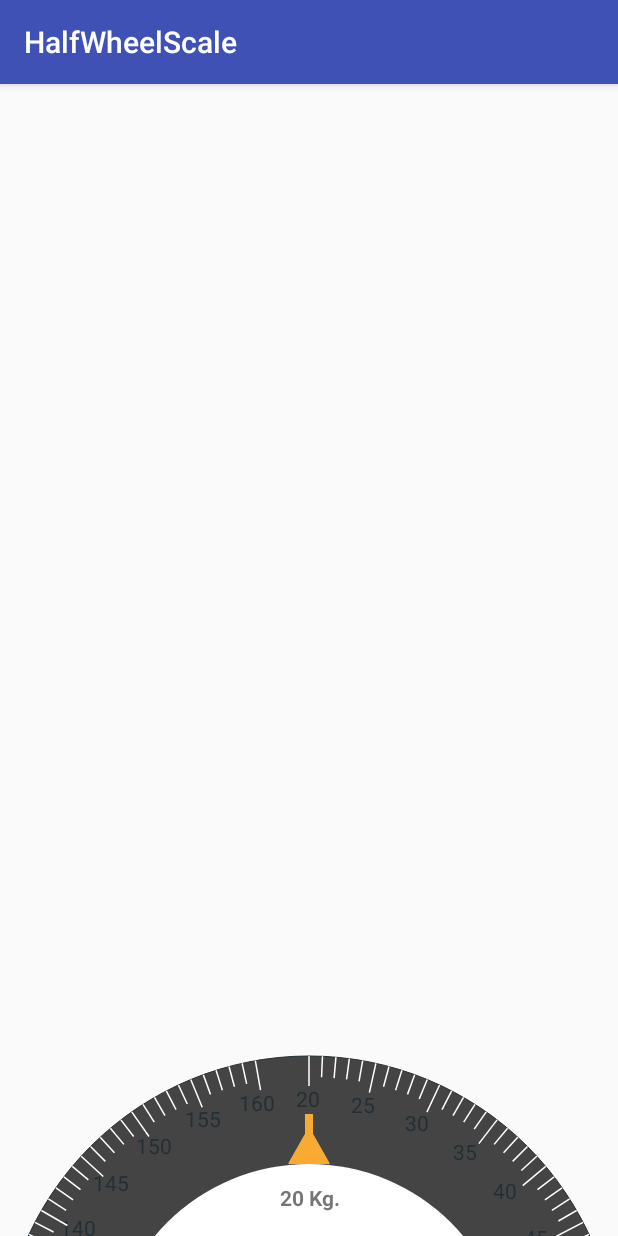
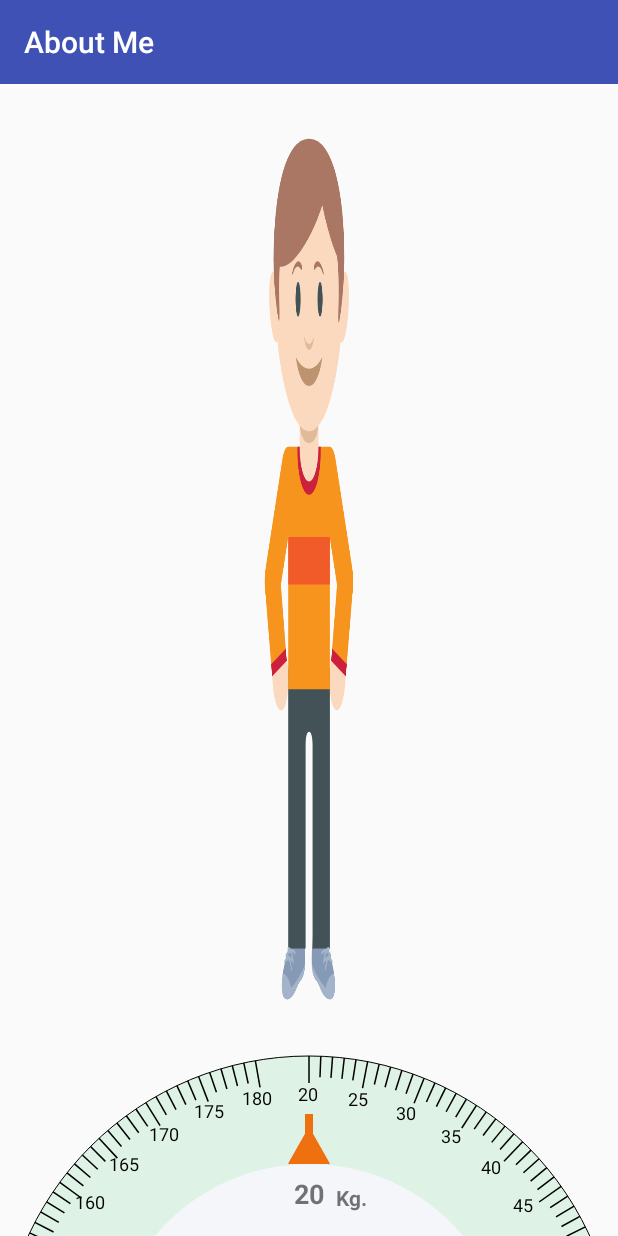
Before and after one commit to Jirayu4R7/Android-HalfWheelScale, an Android app: the screen it shows after launch (MainActivity), on a phone screen of 412 x 824 dp. Run offline under Robolectric (Android 15) with nearby library versions, the phone set to English and light mode, and no system bars.

Commit message:
Update simple app

```diff
--- a/simple/src/main/java/com/jirayu4r7/halfwheelscale/MainActivity.kt
+++ b/simple/src/main/java/com/jirayu4r7/halfwheelscale/MainActivity.kt
@@ -1,7 +1,9 @@
 package com.jirayu4r7.halfwheelscale
 
+import android.content.Context
+import android.os.Bundle
 import android.support.v7.app.AppCompatActivity
-import android.os.Bundle
+import android.util.TypedValue
 import com.jirayu4r7.half_wheel_scale.HalfWheelScaleView
 import kotlinx.android.synthetic.main.activity_main.*
 
@@ -10,10 +12,19 @@ class MainActivity : AppCompatActivity() {
     override fun onCreate(savedInstanceState: Bundle?) {
         super.onCreate(savedInstanceState)
         setContentView(R.layout.activity_main)
-        half_wheel_scale.setOnHalfWheelValueChangeListener(object : HalfWheelScaleView.OnHalfWheelValueChangeListener{
+        val halfWheelScaleView = findViewById<HalfWheelScaleView>(R.id.half_wheel_scale)
+
+        halfWheelScaleView.setOnHalfWheelValueChangeListener(object : HalfWheelScaleView.OnHalfWheelValueChangeListener {
             override fun onHalfWheelValueChanged(value: Int, maxValue: Int) {
-             text_view_value.text = "$value Kg."
+                text_view_value.text = "$value"
+                image_view.layoutParams.width = dpToPx(3 * value).toInt()
             }
         })
     }
+
+    fun dpToPx(dp: Int) = TypedValue.applyDimension(
+            TypedValue.COMPLEX_UNIT_DIP,
+            dp.toFloat(),
+            resources.displayMetrics
+    )
 }
--- /dev/null
+++ b/simple/src/main/res/drawable/image_man.xml
@@ -0,0 +1,148 @@
+<vector xmlns:android="http://schemas.android.com/apk/res/android"
+    android:width="300dp"
+    android:height="852dp"
+    android:viewportWidth="300"
+    android:viewportHeight="852">
+  <path
+      android:pathData="M150.173,6.601c-176.915,0 -134.289,254.556 0,254.556C284.464,261.156 327.086,6.601 150.173,6.601z"
+      android:fillColor="#AA7764"
+      android:fillType="evenOdd"/>
+  <path
+      android:pathData="M93.704,782.901c-12.344,19.958 -28.788,31.438 -32.896,45.835c-6.658,23.331 15.858,22.188 29.77,18.555c14.567,-3.803 21.527,-13.229 29.523,-15.731c19.619,-6.146 20.123,-18.745 12.187,-48.658C124.35,752.989 103.64,764.228 93.704,782.901z"
+      android:fillColor="#869AB5"
+      android:fillType="evenOdd"/>
+  <path
+      android:pathData="M202.403,782.901c12.346,19.958 28.791,31.438 32.895,45.835c7.145,25.026 -19.814,22.265 -33.509,17.404c-12.084,-4.288 -18.503,-12.303 -25.781,-14.581c-19.619,-6.146 -20.124,-18.745 -12.185,-48.658C171.76,752.989 192.47,764.228 202.403,782.901z"
+      android:fillColor="#869AB5"
+      android:fillType="evenOdd"/>
+  <path
+      android:pathData="M231.14,518.68L231.14,518.68c-2.677,-2.373 -6.651,-1.943 -8.84,0.961l-9.648,12.81c-2.185,2.903 -1.783,7.22 0.889,9.592l0.002,0.002c2.675,2.37 6.651,1.94 8.839,-0.964l9.645,-12.807C234.21,525.367 233.817,521.054 231.14,518.68z"
+      android:fillColor="#FBD9BE"
+      android:fillType="evenOdd"/>
+  <path
+      android:pathData="M67.75,518.021l0.001,-0.002c2.542,-2.536 6.534,-2.355 8.874,0.403l10.315,12.178c2.339,2.76 2.172,7.095 -0.371,9.634l0,0c-2.542,2.538 -6.535,2.358 -8.874,-0.403l-10.316,-12.178C65.041,524.891 65.207,520.56 67.75,518.021z"
+      android:fillColor="#FBD9BE"
+      android:fillType="evenOdd"/>
+  <path
+      android:pathData="M80.754,525.137H219.59v274.439h-57.666V600.279c0,-17.104 -23.501,-17.207 -23.501,0v199.297H80.754V525.137z"
+      android:fillColor="#435257"
+      android:fillType="evenOdd"/>
+  <path
+      android:pathData="M80.754,308.13h138.835v237.622h-138.835z"
+      android:fillColor="#F7941E"
+      android:fillType="evenOdd"/>
+  <path
+      android:pathData="M111.587,308.13h77.171v5.262c0,23.036 -17.363,41.887 -38.585,41.887l0,0c-21.221,0 -38.586,-18.852 -38.586,-41.887V308.13z"
+      android:fillColor="#CC203C"
+      android:fillType="evenOdd"/>
+  <path
+      android:pathData="M150.173,196.116L150.173,196.116c17.242,0 31.351,15.316 31.351,34.037v77.978c0,18.719 -14.108,34.036 -31.351,34.036l0,0c-17.243,0 -31.353,-15.316 -31.353,-34.036v-77.978C118.82,211.433 132.93,196.116 150.173,196.116z"
+      android:fillColor="#FBD9BE"
+      android:fillType="evenOdd"/>
+  <path
+      android:pathData="M181.523,282.754L181.523,282.754c0,29.232 -62.704,29.232 -62.704,0l0,0C118.82,253.523 181.523,253.523 181.523,282.754z"
+      android:fillColor="#E0BA9B"
+      android:fillType="evenOdd"/>
+  <path
+      android:pathData="M150.173,14.7c-176.663,0 -134.098,278.35 0,278.35C284.27,293.049 326.838,14.7 150.173,14.7z"
+      android:fillColor="#FBD9BE"
+      android:fillType="evenOdd"/>
+  <path
+      android:pathData="M193.895,348.812l55.056,105.31c7.017,13.415 22.865,18.162 35.224,10.548l0,0c12.356,-7.612 16.729,-24.814 9.717,-38.229l-55.06,-105.312C222.839,290.532 178.728,319.796 193.895,348.812z"
+      android:fillColor="#F7941E"
+      android:fillType="evenOdd"/>
+  <path
+      android:pathData="M221.519,526.649l2.409,-8.78l48.611,15.221l-2.414,8.783C259.509,580.687 209.182,571.531 221.519,526.649z"
+      android:fillColor="#FBD9BE"
+      android:fillType="evenOdd"/>
+  <path
+      android:pathData="M223.928,517.869l22.05,-84.303c3.879,-14.837 18.523,-23.271 32.14,-18.859l0,0c13.62,4.41 21.436,20.113 17.373,34.892l-22.951,83.491L223.928,517.869z"
+      android:fillColor="#F7941E"
+      android:fillType="evenOdd"/>
+  <path
+      android:pathData="M105.733,348.812l-55.058,105.31c-7.011,13.415 -22.86,18.162 -35.219,10.548l0,0c-12.359,-7.612 -16.731,-24.814 -9.716,-38.229l55.057,-105.312C76.792,290.532 120.902,319.796 105.733,348.812z"
+      android:fillColor="#F7941E"
+      android:fillType="evenOdd"/>
+  <path
+      android:pathData="M78.113,526.649l-2.412,-8.78L27.09,533.09l2.413,8.783C40.12,580.687 90.448,571.531 78.113,526.649z"
+      android:fillColor="#FBD9BE"
+      android:fillType="evenOdd"/>
+  <path
+      android:pathData="M75.701,517.869l-22.046,-84.303c-3.879,-14.837 -18.528,-23.271 -32.144,-18.859l0,0c-13.617,4.41 -21.435,20.113 -17.372,34.892L27.09,533.09L75.701,517.869z"
+      android:fillColor="#F7941E"
+      android:fillType="evenOdd"/>
+  <path
+      android:pathData="M27.436,137.262c8.923,-2.474 19.762,10.851 24.21,29.762c4.448,18.909 0.82,36.242 -8.1,38.715c-8.923,2.473 -19.761,-10.852 -24.209,-29.76C14.888,157.071 18.513,139.734 27.436,137.262z"
+      android:fillColor="#FBD9BE"
+      android:fillType="evenOdd"/>
+  <path
+      android:pathData="M273.005,137.262c-8.922,-2.474 -19.764,10.851 -24.211,29.762c-4.444,18.909 -0.821,36.242 8.103,38.715c8.923,2.473 19.762,-10.852 24.21,-29.76C285.551,157.071 281.926,139.734 273.005,137.262z"
+      android:fillColor="#FBD9BE"
+      android:fillType="evenOdd"/>
+  <path
+      android:pathData="M186.824,180.723c4.687,0 8.508,-7.604 8.508,-16.925c0,-9.324 -3.821,-16.928 -8.508,-16.928c-4.688,0 -8.507,7.604 -8.507,16.928C178.317,173.118 182.137,180.723 186.824,180.723z"
+      android:fillColor="#435257"
+      android:fillType="evenOdd"/>
+  <path
+      android:pathData="M113.522,180.723c4.686,0 8.508,-7.604 8.508,-16.925c0,-9.324 -3.822,-16.928 -8.508,-16.928s-8.507,7.604 -8.507,16.928C105.015,173.118 108.836,180.723 113.522,180.723z"
+      android:fillColor="#435257"
+      android:fillType="evenOdd"/>
+  <path
+      android:pathData="M220.257,34.995C204.826,87.025 78.491,150.699 32.174,126.711C28.619,3.69 178.159,-16.474 220.257,34.995z"
+      android:fillColor="#AA7764"
+      android:fillType="evenOdd"/>
+  <path
+      android:pathData="M170.104,19.733c9.165,48.563 68,108.671 95.979,112.014C270.951,60.617 211.866,5.505 170.104,19.733z"
+      android:fillColor="#AA7764"
+      android:fillType="evenOdd"/>
+  <path
+      android:pathData="M57.167,118.432c-7.665,17.487 -7.923,31.456 -5.983,51.821c1.939,20.367 -2,17.986 -8.736,2.018c-6.736,-15.968 -11.533,-32.061 -10.024,-50.08C33.933,104.17 70.749,81.573 57.167,118.432z"
+      android:fillColor="#AA7764"
+      android:fillType="evenOdd"/>
+  <path
+      android:pathData="M242.623,118.432c7.041,20.194 7.299,34.844 5.358,55.208c-1.939,20.366 2.625,14.6 9.358,-1.369c6.741,-15.968 10.284,-31.986 10.023,-50.08C267.092,103.499 229.041,81.573 242.623,118.432z"
+      android:fillColor="#AA7764"
+      android:fillType="evenOdd"/>
+  <path
+      android:pathData="M194.433,220.467c-16.986,37.81 -71.533,37.81 -88.521,0C131.421,235.754 168.921,235.754 194.433,220.467z"
+      android:fillColor="#BE9470"
+      android:fillType="evenOdd"/>
+  <path
+      android:pathData="M167.384,199.865c-6.608,18.282 -27.815,17.959 -34.42,0C142.634,209.853 157.187,210.316 167.384,199.865z"
+      android:fillColor="#E0BA9B"
+      android:fillType="evenOdd"/>
+  <path
+      android:pathData="M124.245,129.588c-8.174,-6.298 -21.844,-1.926 -28.716,6.366c-3.447,4.157 -0.47,4.477 1.863,2.116c7.534,-7.621 17.141,-7.856 25.188,-3.753C126.846,136.493 128.789,133.087 124.245,129.588z"
+      android:fillColor="#AA7764"
+      android:fillType="evenOdd"/>
+  <path
+      android:pathData="M168.569,129.588c8.176,-6.298 21.843,-1.926 28.717,6.366c3.443,4.157 0.469,4.479 -1.862,2.116c-7.535,-7.618 -17.143,-7.856 -25.188,-3.753C165.968,136.493 164.024,133.087 168.569,129.588z"
+      android:fillColor="#AA7764"
+      android:fillType="evenOdd"/>
+  <path
+      android:pathData="M62.574,824.108c-0.721,1.517 -1.316,3.057 -1.767,4.628c-6.658,23.331 15.858,22.188 29.77,18.555c14.567,-3.803 21.527,-13.229 29.523,-15.731c10.522,-3.295 15.545,-8.451 16.716,-17.134c-11.164,9.426 -28.054,17.15 -45.964,23.544C83.234,828.812 72.226,824.254 62.574,824.108z"
+      android:fillColor="#A2B3CA"
+      android:fillType="evenOdd"/>
+  <path
+      android:pathData="M86.481,798.981c0.965,0.321 1.864,0.728 2.705,1.203l0.246,-0.022c5.373,-0.465 10.921,0.095 14.987,2.53c0.792,0.473 1.081,1.556 0.646,2.415c-0.434,0.859 -1.432,1.176 -2.224,0.703c-2.55,-1.527 -5.901,-2.171 -9.424,-2.233c2.228,2.378 3.818,5.143 5.068,7.47c0.591,0.535 0.773,1.465 0.388,2.224c-0.435,0.86 -1.431,1.176 -2.224,0.705c-2.491,-1.495 -5.539,-2.351 -8.698,-2.723c2.107,2.425 3.624,5.158 4.813,7.376c0.452,0.851 0.184,1.938 -0.598,2.43c-0.781,0.493 -1.783,0.203 -2.235,-0.646c-0.911,-1.702 -2.025,-3.727 -3.451,-5.603v-7.254c2.28,0.149 4.558,0.519 6.704,1.144c-0.872,-1.261 -1.875,-2.491 -3.039,-3.552c-0.522,-0.472 -1.081,-0.915 -1.679,-1.312c-0.668,0.078 -1.331,0.168 -1.986,0.273V798.981zM70.286,814.275c-0.73,0.581 -1.754,0.409 -2.288,-0.381c-0.534,-0.795 -0.376,-1.907 0.353,-2.486c1.28,-1.017 3.281,-1.925 5.695,-2.609l-0.04,0.003c-0.474,0.046 -0.92,-0.133 -1.249,-0.457c-0.168,-0.117 -0.32,-0.267 -0.445,-0.455c-0.535,-0.791 -0.378,-1.904 0.352,-2.483c1.592,-1.265 4.542,-2.599 8.101,-3.626c-0.257,0.011 -0.521,0.031 -0.787,0.058c-0.898,0.088 -1.694,-0.632 -1.775,-1.606c-0.08,-0.977 0.582,-1.84 1.48,-1.928c2.57,-0.259 4.821,0.025 6.798,0.678v5.129c-2.433,0.396 -4.734,0.979 -6.703,1.646c1.405,0.403 2.682,0.995 3.845,1.72c0.947,-0.009 1.904,0.016 2.858,0.08v7.254c-0.679,-0.896 -1.432,-1.756 -2.265,-2.534c-0.472,-0.437 -0.973,-0.851 -1.504,-1.229C77.32,811.23 72.438,812.564 70.286,814.275z"
+      android:fillColor="#A2B3CA"/>
+  <path
+      android:pathData="M233.507,824.108c0.725,1.517 1.315,3.057 1.766,4.628c6.66,23.331 -15.854,22.188 -29.767,18.555c-14.565,-3.803 -21.527,-13.229 -29.522,-15.731c-10.521,-3.295 -15.545,-8.451 -16.717,-17.134c11.164,9.426 28.056,17.15 45.964,23.544C212.849,828.812 223.86,824.254 233.507,824.108z"
+      android:fillColor="#A2B3CA"
+      android:fillType="evenOdd"/>
+  <path
+      android:pathData="M225.801,814.275c0.724,0.581 1.751,0.409 2.282,-0.381c0.533,-0.795 0.38,-1.907 -0.351,-2.486c-1.278,-1.017 -3.281,-1.925 -5.696,-2.609l0.04,0.003c0.476,0.046 0.922,-0.133 1.248,-0.457c0.172,-0.117 0.324,-0.267 0.451,-0.455c0.531,-0.791 0.37,-1.904 -0.354,-2.483c-1.594,-1.265 -4.544,-2.599 -8.104,-3.626c0.259,0.011 0.525,0.031 0.788,0.058c0.897,0.088 1.697,-0.632 1.777,-1.606c0.079,-0.977 -0.582,-1.84 -1.482,-1.928c-2.572,-0.259 -4.82,0.025 -6.8,0.678v5.129c2.437,0.396 4.735,0.979 6.707,1.646c-1.407,0.403 -2.684,0.995 -3.845,1.72c-0.946,-0.009 -1.904,0.016 -2.862,0.08v7.254c0.682,-0.896 1.438,-1.756 2.267,-2.534c0.473,-0.437 0.974,-0.851 1.506,-1.229C218.764,811.23 223.648,812.564 225.801,814.275zM209.6,798.981c-0.962,0.321 -1.861,0.728 -2.703,1.203l-0.245,-0.022c-5.374,-0.465 -10.921,0.095 -14.988,2.53c-0.792,0.473 -1.082,1.556 -0.645,2.415c0.433,0.859 1.43,1.176 2.227,0.703c2.544,-1.527 5.897,-2.171 9.419,-2.233c-2.228,2.378 -3.818,5.143 -5.064,7.47c-0.592,0.535 -0.773,1.465 -0.39,2.224c0.431,0.86 1.43,1.176 2.223,0.705c2.492,-1.495 5.54,-2.351 8.698,-2.723c-2.104,2.425 -3.623,5.158 -4.813,7.376c-0.45,0.851 -0.184,1.938 0.597,2.43c0.784,0.493 1.783,0.203 2.235,-0.646c0.909,-1.702 2.025,-3.729 3.45,-5.603v-7.254c-2.276,0.149 -4.557,0.519 -6.7,1.144c0.869,-1.261 1.875,-2.491 3.038,-3.552c0.525,-0.472 1.078,-0.915 1.677,-1.312c0.67,0.078 1.333,0.168 1.985,0.273V798.981z"
+      android:fillColor="#A2B3CA"/>
+  <path
+      android:pathData="M27.09,533.09l-3.254,-11.842l48.753,-15.275l3.112,11.896z"
+      android:fillColor="#CC203C"
+      android:fillType="evenOdd"/>
+  <path
+      android:pathData="M272.539,533.09l3.255,-11.842l-48.752,-15.275l-3.114,11.896z"
+      android:fillColor="#CC203C"
+      android:fillType="evenOdd"/>
+  <path
+      android:pathData="M80.754,396.589h138.833v46.669h-138.833z"
+      android:fillColor="#F15A29"
+      android:fillType="evenOdd"/>
+</vector>
--- a/simple/src/main/res/layout/activity_main.xml
+++ b/simple/src/main/res/layout/activity_main.xml
@@ -6,28 +6,49 @@
     android:layout_height="match_parent"
     tools:context=".MainActivity">
 
+    <android.support.v7.widget.Toolbar
+        android:id="@+id/toolbar"
+        android:layout_width="match_parent"
+        android:layout_height="wrap_content"
+        android:background="@color/colorPrimary"
+        app:title="About Me"
+        app:titleTextColor="@android:color/white" />
+
+    <ImageView
+        android:id="@+id/image_view"
+        android:layout_width="140dp"
+        android:layout_height="0dp"
+        android:layout_marginBottom="16dp"
+        android:layout_marginEnd="8dp"
+        android:layout_marginStart="8dp"
+        android:layout_marginTop="32dp"
+        android:scaleType="fitXY"
+        android:src="@drawable/image_man"
+        app:layout_constraintBottom_toTopOf="@id/half_wheel_scale"
+        app:layout_constraintEnd_toEndOf="parent"
+        app:layout_constraintStart_toStartOf="parent"
+        app:layout_constraintTop_toBottomOf="@+id/toolbar" />
+
     <com.jirayu4r7.half_wheel_scale.HalfWheelScaleView
         android:id="@+id/half_wheel_scale"
         android:layout_width="match_parent"
-        android:layout_height="240dp"
-        android:layout_marginBottom="0dp"
-        android:layout_marginEnd="0dp"
-        android:layout_marginStart="0dp"
+        android:layout_height="140dp"
+        app:indicatorGapAngle="3"
+        app:indicatorStrokeWidth="1dp"
         app:layout_constraintBottom_toBottomOf="parent"
         app:layout_constraintEnd_toEndOf="parent"
         app:layout_constraintStart_toStartOf="parent"
-        app:indicatorInterval="5"
-        app:longIndicatorHeight="20dp"
+        app:longIndicatorHeight="18dp"
+        app:maxValue="180"
+        app:minValue="20"
+        app:paintArcColor="@android:color/black"
+        app:paintCircleColor="#F4F6FA"
+        app:paintIndicatorColor="@android:color/black"
+        app:paintInnerCircleColor="#DFF2E6"
+        app:paintNotchColor="#ef700e"
+        app:paintTextColor="@android:color/black"
         app:shortIndicatorHeight="14dp"
-        app:maxValue="160"
-        app:minValue="20"
-        app:indicatorStrokeWidth="1dp"
-        app:paintNotchColor="#f9aa33"
-        app:indicatorColor="#4A6572"
-        app:paintArcColor="#232F34"
-        app:paintTextColor="#232F34"
-        app:textSize="14sp"
-        app:indicatorGapAngle="3" />
+        app:textSize="12sp" />
 
     <TextView
         android:id="@+id/text_view_value"
@@ -37,9 +58,24 @@
         android:layout_marginEnd="8dp"
         android:layout_marginStart="8dp"
         android:textAlignment="center"
+        android:textSize="18sp"
+        android:textStyle="bold"
+        app:layout_constraintBottom_toBottomOf="@+id/half_wheel_scale"
+        app:layout_constraintEnd_toEndOf="@+id/half_wheel_scale"
+        app:layout_constraintStart_toStartOf="@+id/half_wheel_scale" />
+
+    <TextView
+        android:id="@+id/textView"
+        android:layout_width="wrap_content"
+        android:layout_height="wrap_content"
+        android:layout_marginBottom="16dp"
+        android:layout_marginEnd="8dp"
+        android:layout_marginStart="8dp"
+        android:text="Kg."
         android:textStyle="bold"
         app:layout_constraintBottom_toBottomOf="@+id/half_wheel_scale"
         app:layout_constraintEnd_toEndOf="parent"
-        app:layout_constraintStart_toStartOf="@+id/half_wheel_scale" />
+        app:layout_constraintHorizontal_bias="0.0"
+        app:layout_constraintStart_toEndOf="@+id/text_view_value" />
 
 </android.support.constraint.ConstraintLayout>
--- a/simple/src/main/res/values/styles.xml
+++ b/simple/src/main/res/values/styles.xml
@@ -1,7 +1,7 @@
 <resources>
 
     <!-- Base application theme. -->
-    <style name="AppTheme" parent="Theme.AppCompat.Light.DarkActionBar">
+    <style name="AppTheme" parent="Theme.AppCompat.Light.NoActionBar">
         <!-- Customize your theme here. -->
         <item name="colorPrimary">@color/colorPrimary</item>
         <item name="colorPrimaryDark">@color/colorPrimaryDark</item>
```
Also changed, not shown: 1 other file.
